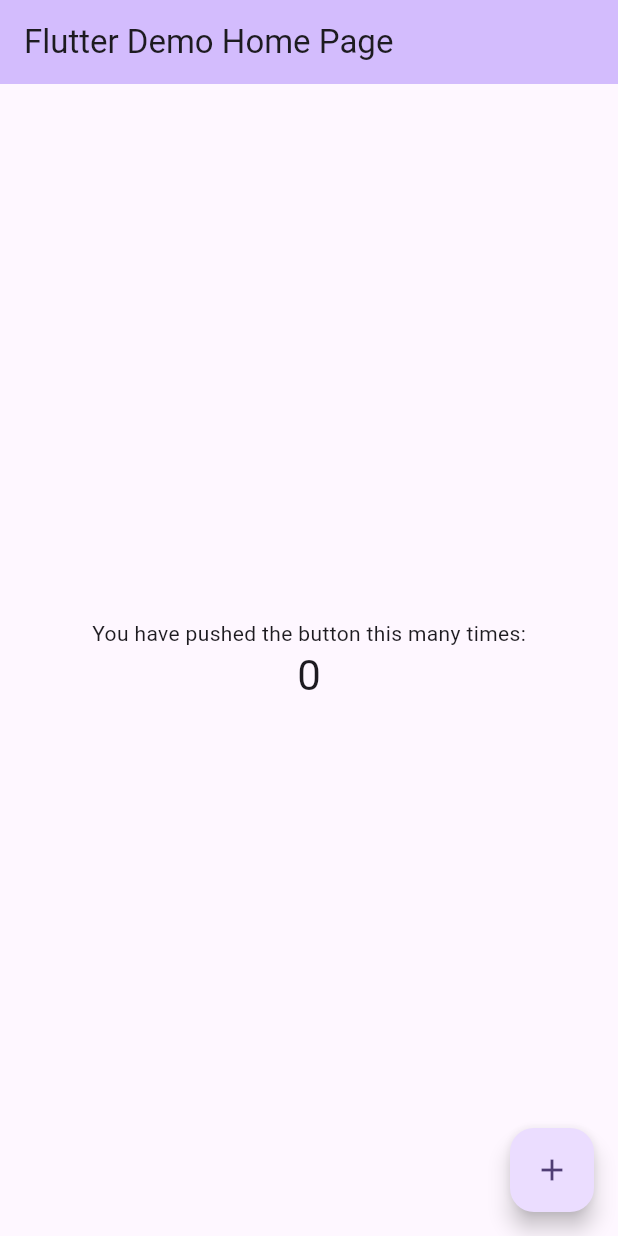
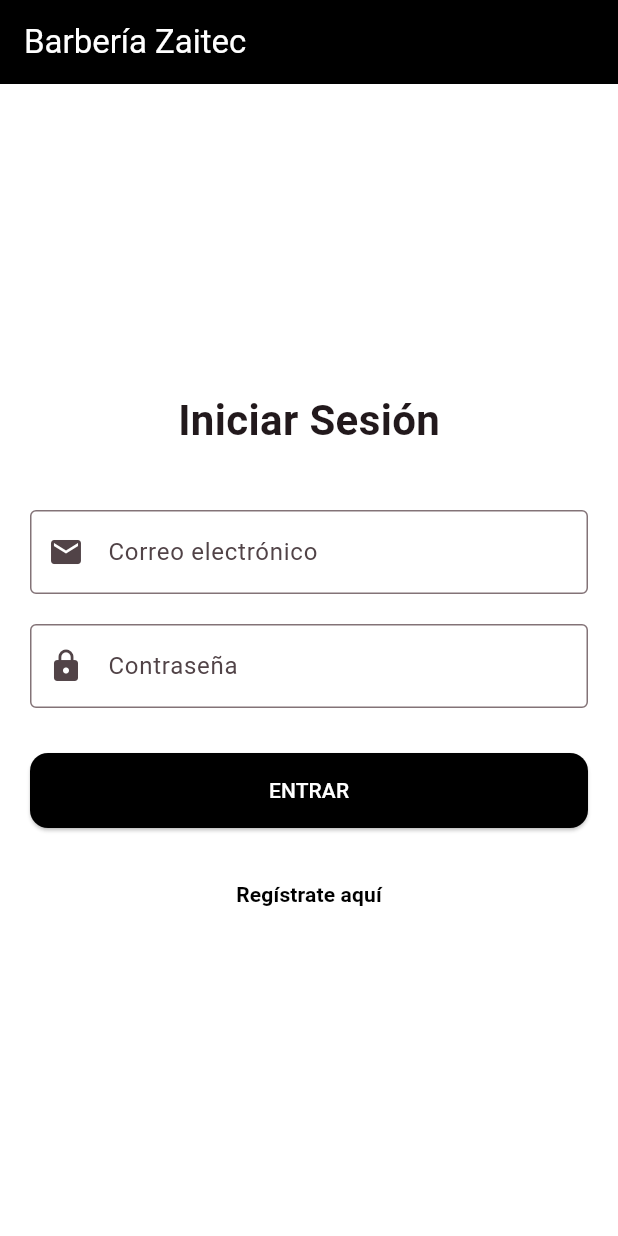
Before and after one commit to jmhc1990/reservation-management-app, a Flutter app: the screen it shows after launch, on a phone screen of 412 x 824 dp. Run offline on Flutter 3.47's test engine with Material 3 defaults, Android fonts, the phone set to English and light mode, and no system bars.

Commit message:
Diseño de login y registro

```diff
--- a/lib/main.dart
+++ b/lib/main.dart
@@ -1,4 +1,5 @@
 import 'package:flutter/material.dart';
+import 'screens/login_screen.dart';
 
 void main() {
   runApp(const MyApp());
@@ -7,116 +8,17 @@ void main() {
 class MyApp extends StatelessWidget {
   const MyApp({super.key});
 
-  // This widget is the root of your application.
   @override
   Widget build(BuildContext context) {
     return MaterialApp(
-      title: 'Flutter Demo',
+      title: 'Barbería Zaitec',
+      debugShowCheckedModeBanner: false,
       theme: ThemeData(
-        // This is the theme of your application.
-        //
-        // TRY THIS: Try running your application with "flutter run". You'll see
-        // the application has a purple toolbar. Then, without quitting the app,
-        // try changing the seedColor in the colorScheme below to Colors.green
-        // and then invoke "hot reload" (save your changes or press the "hot
-        // reload" button in a Flutter-supported IDE, or press "r" if you used
-        // the command line to start the app).
-        //
-        // Notice that the counter didn't reset back to zero; the application
-        // state is not lost during the reload. To reset the state, use hot
-        // restart instead.
-        //
-        // This works for code too, not just values: Most code changes can be
-        // tested with just a hot reload.
-        colorScheme: .fromSeed(seedColor: Colors.deepPurple),
+        colorScheme: ColorScheme.fromSeed(seedColor: Colors.black),
+        useMaterial3: true,
       ),
-      home: const MyHomePage(title: 'Flutter Demo Home Page'),
+
+      home: const LoginScreen(),
     );
   }
 }
-
-class MyHomePage extends StatefulWidget {
-  const MyHomePage({super.key, required this.title});
-
-  // This widget is the home page of your application. It is stateful, meaning
-  // that it has a State object (defined below) that contains fields that affect
-  // how it looks.
-
-  // This class is the configuration for the state. It holds the values (in this
-  // case the title) provided by the parent (in this case the App widget) and
-  // used by the build method of the State. Fields in a Widget subclass are
-  // always marked "final".
-
-  final String title;
-
-  @override
-  State<MyHomePage> createState() => _MyHomePageState();
-}
-
-class _MyHomePageState extends State<MyHomePage> {
-  int _counter = 0;
-
-  void _incrementCounter() {
-    setState(() {
-      // This call to setState tells the Flutter framework that something has
-      // changed in this State, which causes it to rerun the build method below
-      // so that the display can reflect the updated values. If we changed
-      // _counter without calling setState(), then the build method would not be
-      // called again, and so nothing would appear to happen.
-      _counter++;
-    });
-  }
-
-  @override
-  Widget build(BuildContext context) {
-    // This method is rerun every time setState is called, for instance as done
-    // by the _incrementCounter method above.
-    //
-    // The Flutter framework has been optimized to make rerunning build methods
-    // fast, so that you can just rebuild anything that needs updating rather
-    // than having to individually change instances of widgets.
-    return Scaffold(
-      appBar: AppBar(
-        // TRY THIS: Try changing the color here to a specific color (to
-        // Colors.amber, perhaps?) and trigger a hot reload to see the AppBar
-        // change color while the other colors stay the same.
-        backgroundColor: Theme.of(context).colorScheme.inversePrimary,
-        // Here we take the value from the MyHomePage object that was created by
-        // the App.build method, and use it to set our appbar title.
-        title: Text(widget.title),
-      ),
-      body: Center(
-        // Center is a layout widget. It takes a single child and positions it
-        // in the middle of the parent.
-        child: Column(
-          // Column is also a layout widget. It takes a list of children and
-          // arranges them vertically. By default, it sizes itself to fit its
-          // children horizontally, and tries to be as tall as its parent.
-          //
-          // Column has various properties to control how it sizes itself and
-          // how it positions its children. Here we use mainAxisAlignment to
-          // center the children vertically; the main axis here is the vertical
-          // axis because Columns are vertical (the cross axis would be
-          // horizontal).
-          //
-          // TRY THIS: Invoke "debug painting" (choose the "Toggle Debug Paint"
-          // action in the IDE, or press "p" in the console), to see the
-          // wireframe for each widget.
-          mainAxisAlignment: .center,
-          children: [
-            const Text('You have pushed the button this many times:'),
-            Text(
-              '$_counter',
-              style: Theme.of(context).textTheme.headlineMedium,
-            ),
-          ],
-        ),
-      ),
-      floatingActionButton: FloatingActionButton(
-        onPressed: _incrementCounter,
-        tooltip: 'Increment',
-        child: const Icon(Icons.add),
-      ),
-    );
-  }
-}
--- /dev/null
+++ b/lib/screens/login_screen.dart
@@ -0,0 +1,71 @@
+import 'package:flutter/material.dart';
+import 'register_screen.dart';
+class LoginScreen extends StatelessWidget {
+  const LoginScreen({super.key});
+
+  @override
+  Widget build(BuildContext context) {
+    return Scaffold(
+      backgroundColor: Colors.white,
+      appBar: AppBar(
+        title: const Text('Barbería Zaitec'),
+        backgroundColor: Colors.black,
+        foregroundColor: Colors.white,
+      ),
+      body: Padding(
+        padding: const EdgeInsets.all(20.0),
+        child: Column(
+          mainAxisAlignment: MainAxisAlignment.center,
+          children: [
+            const Text(
+              'Iniciar Sesión',
+              style: TextStyle(fontSize: 28, fontWeight: FontWeight.bold),
+            ),
+            const SizedBox(height: 40),
+            const TextField(
+              decoration: InputDecoration(
+                labelText: 'Correo electrónico',
+                border: OutlineInputBorder(),
+                prefixIcon: Icon(Icons.email),
+              ),
+            ),
+            const SizedBox(height: 20),
+            const TextField(
+              obscureText: true,
+              decoration: InputDecoration(
+                labelText: 'Contraseña',
+                border: OutlineInputBorder(),
+                prefixIcon: Icon(Icons.lock),
+              ),
+            ),
+            const SizedBox(height: 30),
+           ElevatedButton(
+              onPressed: () {},
+              style: ElevatedButton.styleFrom(
+                backgroundColor: Colors.black,
+                minimumSize: const Size(double.infinity, 50),
+                shape: RoundedRectangleBorder(
+                  borderRadius: BorderRadius.circular(12),
+                ),
+              ),
+              child: const Text('ENTRAR', style: TextStyle(color: Colors.white)),
+            ),
+            const SizedBox(height: 20),
+            TextButton(
+              onPressed: () {
+                Navigator.push(
+                  context,
+                  MaterialPageRoute(builder: (context) => const RegisterScreen()),
+                );
+              },
+              child: const Text(
+                'Regístrate aquí',
+                style: TextStyle(color: Colors.black, fontWeight: FontWeight.bold),
+              ),
+            ),
+          ],
+        ),
+      ),
+    );
+  }
+}
--- a/pubspec.yaml
+++ b/pubspec.yaml
@@ -34,6 +34,8 @@ dependencies:
   # The following adds the Cupertino Icons font to your application.
   # Use with the CupertinoIcons class for iOS style icons.
   cupertino_icons: ^1.0.8
+  firebase_core: ^4.6.0
+  firebase_auth: ^6.3.0
 
 dev_dependencies:
   flutter_test:
```
Also changed, not shown: lib/screens/register_screen.dart (added, +68 -0 lines), pubspec.lock, 3 other files.
